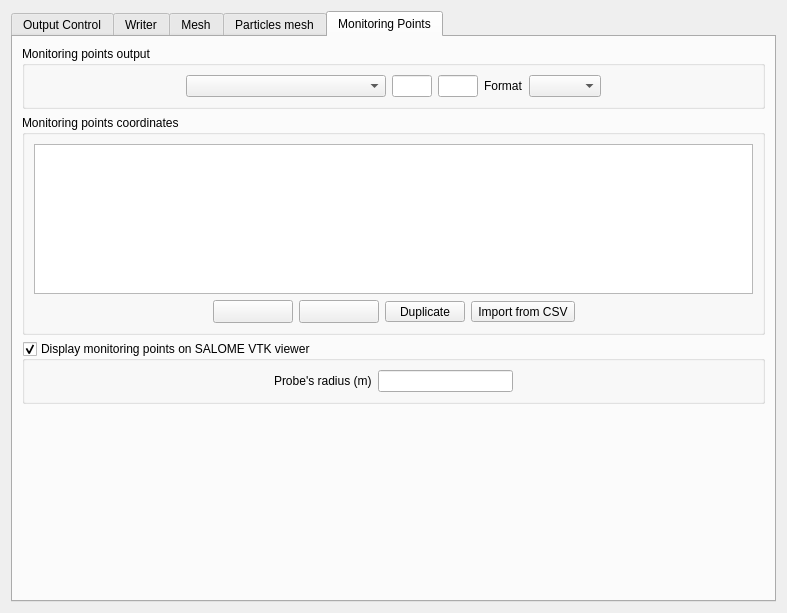
This is gui/Pages/OutputControlForm.ui in code-saturne/code_saturne as Qt 5 draws it before an edit. The edited form follows.
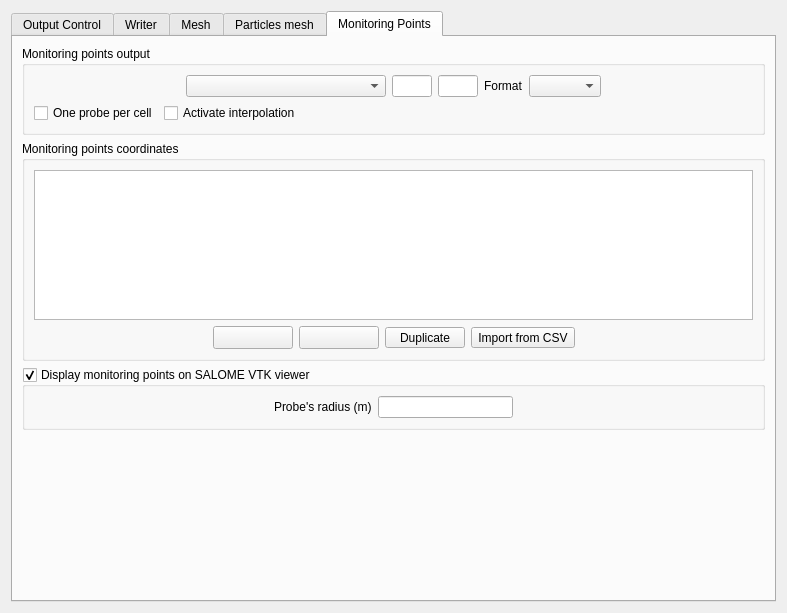
This is the edited form. The open tabs and pages were chosen to show the change. Icons and pictures are not drawn.

Commit message: [GUI] Add more options for probes/profiles:

Diff of the .ui file:
```diff
--- a/gui/Pages/OutputControlForm.ui
+++ b/gui/Pages/OutputControlForm.ui
@@ -1308,6 +1308,37 @@
             </item>
            </layout>
           </item>
+          <item row="3" column="0">
+           <layout class="QHBoxLayout" name="horizontalLayout_4">
+            <item>
+             <widget class="QCheckBox" name="checkBoxSnapToCenter">
+              <property name="text">
+               <string>One probe per cell</string>
+              </property>
+             </widget>
+            </item>
+            <item>
+             <widget class="QCheckBox" name="checkBoxActivateInterpolation">
+              <property name="text">
+               <string>Activate interpolation</string>
+              </property>
+             </widget>
+            </item>
+            <item>
+             <spacer name="horizontalSpacer_3">
+              <property name="orientation">
+               <enum>Qt::Horizontal</enum>
+              </property>
+              <property name="sizeHint" stdset="0">
+               <size>
+                <width>40</width>
+                <height>20</height>
+               </size>
+              </property>
+             </spacer>
+            </item>
+           </layout>
+          </item>
          </layout>
         </widget>
        </item>
```
Left out of the diff: 2 changed lines with no effect on the pictures. The commit also changes 8 other files.
